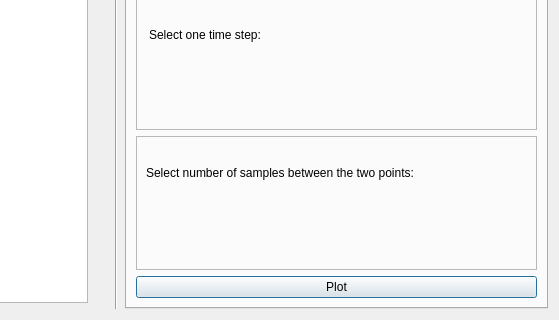
Before: the Qt Designer form apps/vaporgui/plotWindow.ui in StasJ/vapor-formatted, drawn with Qt 5; both pictures show x 326 to 885 and y 331 to 651 of the 885 by 651 pixel window.
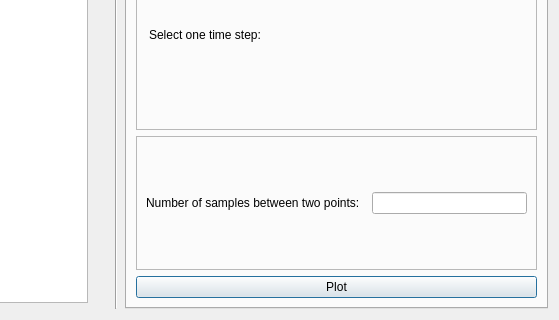
After: the same form once the commit is applied. The open tabs and pages were chosen to show the change. Custom widgets are drawn as their Qt base class.

Diff of the .ui file:
```diff
--- a/apps/vaporgui/plotWindow.ui
+++ b/apps/vaporgui/plotWindow.ui
@@ -174,7 +174,7 @@
            <property name="frameShadow">
             <enum>QFrame::Plain</enum>
            </property>
-           <layout class="QVBoxLayout" name="verticalLayout_6">
+           <layout class="QHBoxLayout" name="horizontalLayout_2">
             <item>
              <widget class="QLabel" name="numOfSamplesLabel">
               <property name="frameShape">
@@ -184,12 +184,12 @@
                <enum>QFrame::Plain</enum>
               </property>
               <property name="text">
-               <string>Select number of samples between the two points:</string>
+               <string>Number of samples between two points:  </string>
               </property>
              </widget>
             </item>
             <item>
-             <widget class="QSliderEdit" name="numOfSamplesSelector" native="true"/>
+             <widget class="QLineEdit" name="numOfSamplesLineEdit"/>
             </item>
            </layout>
           </widget>
```
Left out of the diff: 2 changed lines with no effect on the pictures.
